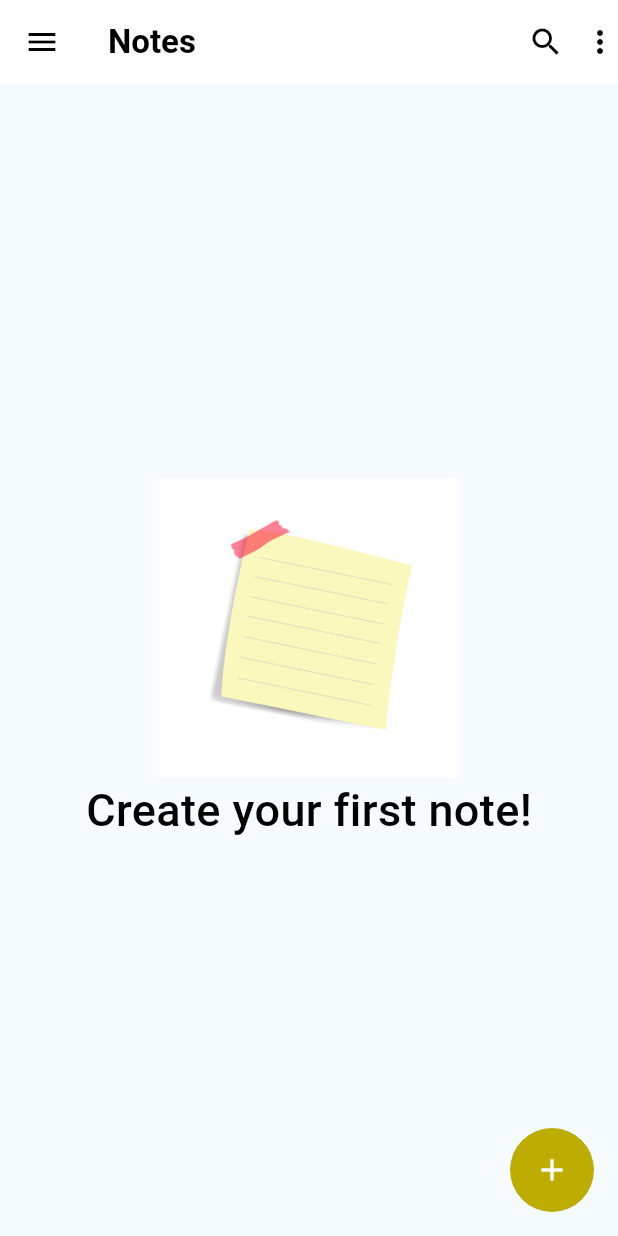
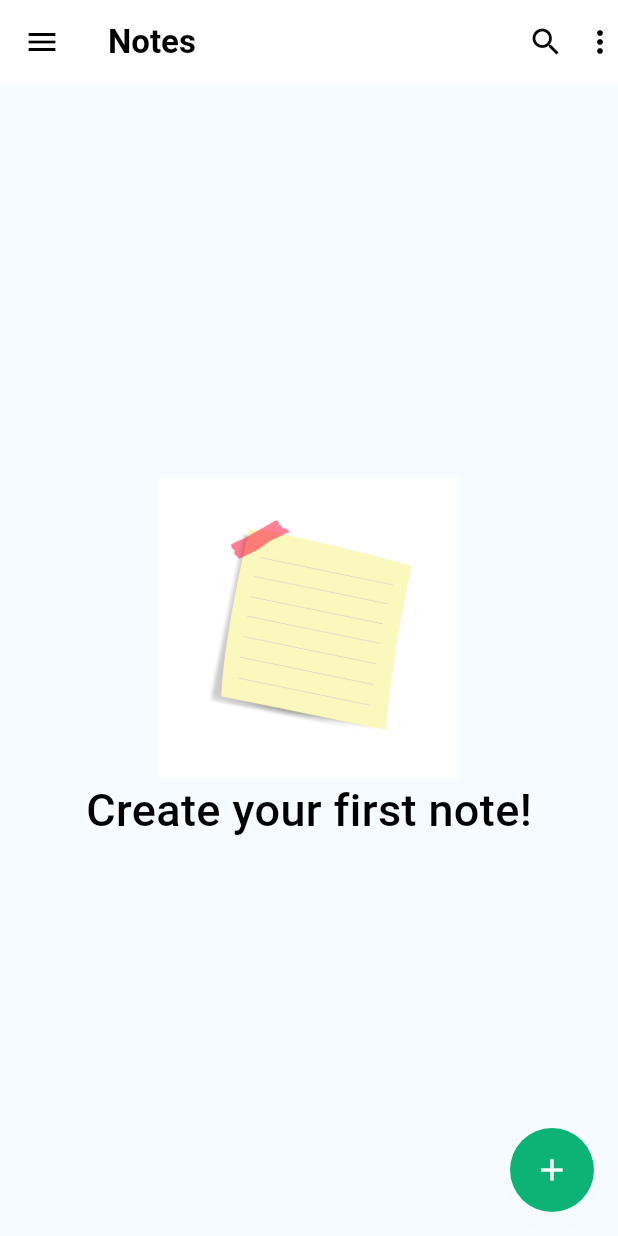
Before and after one commit to shohag7552/Note_app, a Flutter app: the screen it shows after launch, on a phone screen of 412 x 824 dp. Run offline on Flutter 3.47's test engine with Material 3 defaults, Android fonts, the phone set to English and light mode, and no system bars; our stand-ins replace fluttertoast, get, image_picker, pin_code_fields, share_plus, shared_preferences and 2 more; missing offline and left inert: flutter_quill, page_curl_effect; accounts and stored records are empty.

```diff
--- a/lib/screens/pass_screen/pass_screen.dart
+++ b/lib/screens/pass_screen/pass_screen.dart
@@ -279,7 +279,7 @@ class _PassScreenState extends State<PassScreen> {
             isForgetPassword = true;
           });
         },
-        child: Text('Forget password?', style: fontStyleNormal),
+        child: Text('Forget password?', style: fontStyleNormal.copyWith(color: Theme.of(context).textTheme.bodyLarge!.color)),
       ) : const SizedBox(),
     ]);
   }
--- a/lib/theme/dark_theme.dart
+++ b/lib/theme/dark_theme.dart
@@ -2,7 +2,7 @@ import 'package:flutter/material.dart';
 
 ThemeData dark = ThemeData(
   // fontFamily: AppConstants.fontFamily,
-  primaryColor: const Color(0xFFBDAD00),
+  primaryColor: const Color.fromARGB(255, 13, 179, 116),
   secondaryHeaderColor: const Color(0x9BFF7918),
   disabledColor: const Color(0xffa2a7ad),
   brightness: Brightness.dark,
@@ -10,7 +10,7 @@ ThemeData dark = ThemeData(
   cardColor: const Color(0xFF141313),
   shadowColor: Colors.white.withValues(alpha: 0.03),
   textButtonTheme: TextButtonThemeData(style: TextButton.styleFrom(foregroundColor: const Color(0xFFBDAD00))),
-  colorScheme: const ColorScheme.dark(primary: Color(0xFFBDAD00),
+  colorScheme: const ColorScheme.dark(primary: Color.fromARGB(255, 13, 179, 116),
     tertiary: Color(0xff6165D7),
     tertiaryContainer: Color(0xff171DB6),
     secondary: Color(0x9BFF7918)).copyWith(surface: const Color(0xFF272727)).copyWith(error: const Color(0xFFdd3135),
--- a/lib/theme/light_theme.dart
+++ b/lib/theme/light_theme.dart
@@ -2,7 +2,7 @@ import 'package:flutter/material.dart';
 
 ThemeData light = ThemeData(
   // fontFamily: AppConstants.fontFamily,
-  primaryColor: const Color(0xFFBDAD00),
+  primaryColor: const Color.fromARGB(255, 13, 179, 116),
   secondaryHeaderColor: const Color(0xFF000743),
   disabledColor: const Color(0xFFA0A4A8),
   brightness: Brightness.light,
@@ -10,7 +10,8 @@ ThemeData light = ThemeData(
   cardColor: Colors.white,
   shadowColor: Colors.black.withValues(alpha: 0.03),
   textButtonTheme: TextButtonThemeData(style: TextButton.styleFrom(foregroundColor: const Color(0xFF3B3B3B))),
-  colorScheme: const ColorScheme.light(primary: Color(0xFFBDAD00), secondary: Color(0xFFBDAD00), surface: Color(0xFFF6FBFF)).copyWith(error: const Color(0xFFE84D4F)),
+  colorScheme: const ColorScheme.light(primary: Color.fromARGB(255, 13, 179, 116),
+   secondary: Color.fromARGB(255, 13, 179, 116), surface: Color(0xFFF6FBFF)).copyWith(error: const Color(0xFFE84D4F)),
   popupMenuTheme: const PopupMenuThemeData(color: Colors.white, surfaceTintColor: Colors.white),
   dialogTheme: const DialogThemeData(surfaceTintColor: Colors.white),
   bottomAppBarTheme: const BottomAppBarThemeData(
```
Also changed, not shown: lib/database_helper/database_helper.dart (+11 -1 lines), lib/screens/note_screens/edit_note_page.dart (+4 -4 lines), lib/screens/note_screens/note_detail_page.dart (+4 -4 lines), lib/widgets/text_edit_widget.dart (+11 -11 lines).
